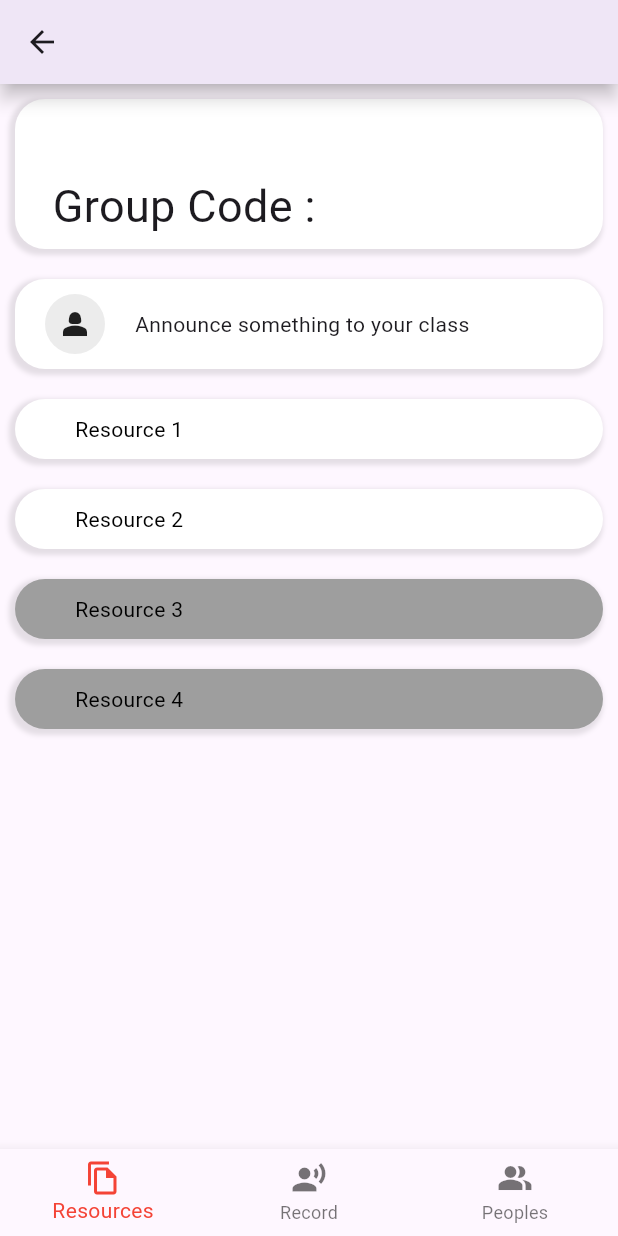
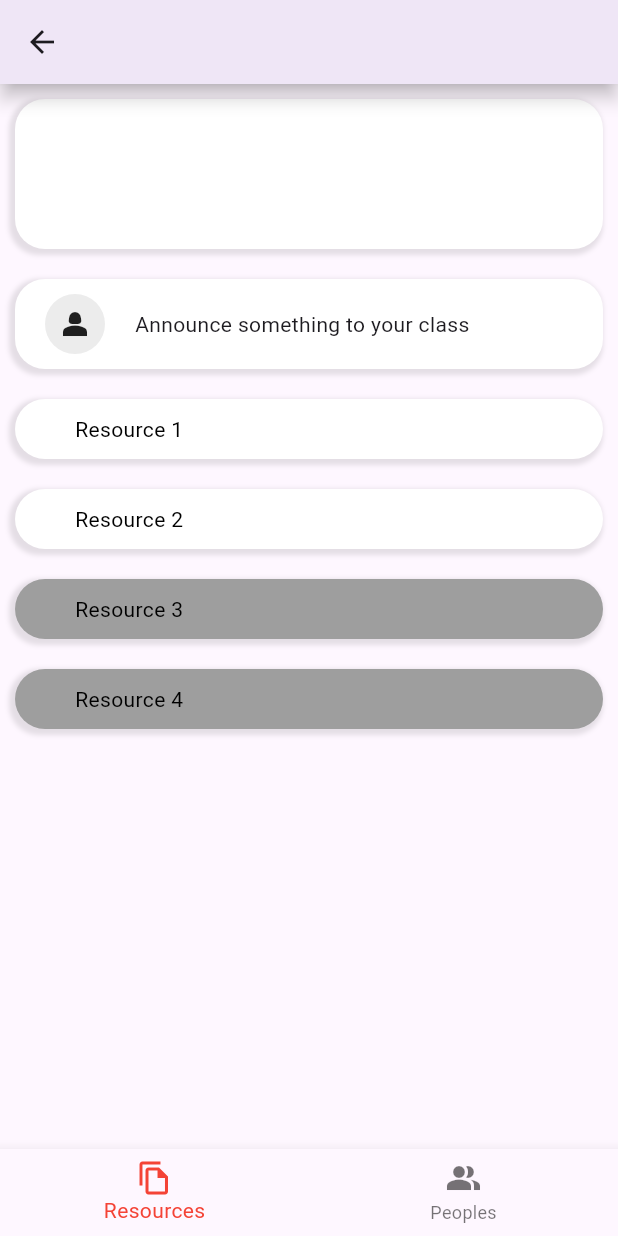
Before and after one commit to xFLuPXDx/s2t-frontend, a Flutter app: the GroupPage screen opened directly with empty values, on a phone screen of 412 x 824 dp. Run offline on Flutter 3.47's test engine with Material 3 defaults, Android fonts, the phone set to English and light mode, and no system bars; our stand-ins replace animated_splash_screen, audioplayers, flutter_dotenv, get, permission_handler, shared_preferences; missing offline and left inert: flutter_sound; accounts and stored records are empty.

Commit message:
workinjg record diff for learn and ed

```diff
--- a/lib/pages/group.dart
+++ b/lib/pages/group.dart
@@ -1,12 +1,13 @@
 import 'package:flutter/material.dart';
 import 'package:s2t_learning/pages/recordpage.dart';
-
+import 'package:shared_preferences/shared_preferences.dart';
 import 'peoplespage.dart';
 import 'resourcepage1.dart';
 
 class GroupPage extends StatefulWidget {
   final String group_Id;
-  const GroupPage({super.key, required this.group_Id});
+  final String group_Name;
+  const GroupPage({super.key, required this.group_Id , required this.group_Name});
 
   @override
   State<GroupPage> createState() => _GroupPageState();
@@ -14,8 +15,17 @@ class GroupPage extends StatefulWidget {
 
 class _GroupPageState extends State<GroupPage> {
   int _selectedIndex = 0;
-  String gid = "";
+  String group_Id = "";
   List<Widget> widgetList = [];
+  String? user_Type;
+
+  getUserType() async {
+    final SharedPreferences prefs = await SharedPreferences.getInstance();
+    setState(() {
+      user_Type = prefs.getString("user_Type");
+    });
+  }
+
   void _onItemTapped(int index) {
     setState(() {
       _selectedIndex = index;
@@ -24,17 +34,24 @@ class _GroupPageState extends State<GroupPage> {
 
   @override
   void initState() {
-    gid = widget.group_Id;
-    widgetList = [
-      Resources(group_Id: gid),
-      RecordPage(group_Id: gid),
-      Peoples(group_Id: gid),
-    ];
+    getUserType();
     super.initState();
   }
 
   @override
   Widget build(BuildContext context) {
+    if (user_Type == 'educator') {
+      widgetList = [
+        Resources(group_Id: widget.group_Id , group_Name:  widget.group_Name),
+        RecordPage(group_Id: widget.group_Id , group_Name:  widget.group_Name),
+        Peoples(group_Id: widget.group_Id , group_Name:  widget.group_Name),
+      ];
+    } else {
+      widgetList = [
+        Resources(group_Id: widget.group_Id , group_Name:  widget.group_Name),
+        Peoples(group_Id: widget.group_Id , group_Name:  widget.group_Name),
+      ];
+    }
     return Scaffold(
       appBar: AppBar(
         shadowColor: Colors.black,
@@ -42,11 +59,18 @@ class _GroupPageState extends State<GroupPage> {
       ),
       body: widgetList.elementAt(_selectedIndex),
       bottomNavigationBar: BottomNavigationBar(
-        items: const [
+        items: user_Type == "educator"
+            ? const [
                 BottomNavigationBarItem(
                     icon: Icon(Icons.file_copy_outlined), label: "Resources"),
                 BottomNavigationBarItem(
                     icon: Icon(Icons.record_voice_over), label: "Record"),
+                 BottomNavigationBarItem(
+                    icon: Icon(Icons.people_alt_sharp), label: "Peoples")
+              ]
+            : const [
+                BottomNavigationBarItem(
+                    icon: Icon(Icons.file_copy_outlined), label: "Resources"),
                 BottomNavigationBarItem(
                     icon: Icon(Icons.people_alt_sharp), label: "Peoples")
               ],
--- a/lib/pages/peoplespage.dart
+++ b/lib/pages/peoplespage.dart
@@ -11,7 +11,8 @@ String API_URL = dotenv.get("API_URL");
 
 class Peoples extends StatefulWidget {
   final String group_Id;
-  const Peoples({super.key, required this.group_Id});
+  final String group_Name;
+  const Peoples({super.key, required this.group_Id , required this.group_Name});
 
   @override
   State<Peoples> createState() => _PeoplesState();
--- a/lib/pages/recordpage.dart
+++ b/lib/pages/recordpage.dart
@@ -10,7 +10,8 @@ String API_URL = dotenv.get("API_URL");
 
 class RecordPage extends StatefulWidget {
   final String group_Id;
-  const RecordPage({super.key, required this.group_Id});
+  final String group_Name;
+  const RecordPage({super.key, required this.group_Id , required this.group_Name});
 
   @override
   State<RecordPage> createState() => _RecordPageState();
--- a/lib/pages/resourcepage1.dart
+++ b/lib/pages/resourcepage1.dart
@@ -9,7 +9,9 @@ import 'views/getgroups.dart';
 
 class Resources extends StatefulWidget {
   final String group_Id;
-  const Resources({super.key, required this.group_Id});
+  final String group_Name;
+  const Resources(
+      {super.key, required this.group_Id, required this.group_Name});
 
   @override
   State<Resources> createState() => _ResourcesState();
@@ -45,8 +47,8 @@ class _ResourcesState extends State<Resources> {
           ),
           child: Padding(
             padding: const EdgeInsets.only(left: 25, top: 50),
-            child: Text("Group Code : "+
-             widget.group_Id,
+            child: Text(
+              widget.group_Name,
               style: const TextStyle(fontSize: 30),
             ),
           )),
@@ -68,8 +70,8 @@ class _ResourcesState extends State<Resources> {
             children: [
               Container(
                 margin: const EdgeInsets.only(left: 20),
-                height : 40,
-                width : 40,
+                height: 40,
+                width: 40,
                 decoration: BoxDecoration(
                   shape: BoxShape.circle,
                   color: Colors.grey.withOpacity(0.2),
@@ -80,19 +82,17 @@ class _ResourcesState extends State<Resources> {
                   padding: EdgeInsets.all(20),
                   child: Text(
                     "Announce something to your class",
-
-                )
-              ),
+                  )),
             ],
-          )
-          )
+          ))
     ];
 
     for (String item in data) {
       if (item == "Resource 1" || item == "Resource 2") {
         ListOfResource.add(GestureDetector(
           onTap: () {
-            Get.to(() => const Resource());
+            Get.to(() => Resource(
+                group_Id: widget.group_Id, group_Name: widget.group_Name));
           },
           child: Container(
             margin: const EdgeInsets.all(10),
@@ -128,7 +128,8 @@ class _ResourcesState extends State<Resources> {
       } else {
         ListOfResource.add(GestureDetector(
           onTap: () {
-          Get.to(()=>const Resource());
+            Get.to(() => Resource(
+                group_Id: widget.group_Id, group_Name: widget.group_Name));
           },
           child: Container(
             margin: const EdgeInsets.all(10),
@@ -152,8 +153,8 @@ class _ResourcesState extends State<Resources> {
                   children: [
                     Padding(
                       padding: const EdgeInsets.only(left: 30),
-                    child:
-                        Text(item, style: const TextStyle(color: Colors.black)),
+                      child: Text(item,
+                          style: const TextStyle(color: Colors.black)),
                     ),
                   ],
                 ),
--- a/lib/pages/resourcepage2.dart
+++ b/lib/pages/resourcepage2.dart
@@ -1,7 +1,9 @@
 import 'package:flutter/material.dart';
 
 class Resource extends StatefulWidget {
-  const Resource({super.key});
+  final String group_Id;
+  final String group_Name;
+  const Resource({super.key, required this.group_Id , required this.group_Name});
 
   @override
   State<Resource> createState() => _ResourceState();
@@ -16,6 +18,7 @@ class _ResourceState extends State<Resource> {
         elevation: 5,
       ),
       backgroundColor: Colors.white,
+      body: Text(widget.group_Name),
     );
   }
 }
--- a/lib/pages/views/getgroups.dart
+++ b/lib/pages/views/getgroups.dart
@@ -3,10 +3,8 @@ import 'package:flutter/material.dart';
 import 'package:get/get.dart';
 import 'package:http/http.dart' as http;
 import 'package:s2t_learning/pages/group.dart';
-import 'package:s2t_learning/pages/resourcepage2.dart';
 import 'package:shared_preferences/shared_preferences.dart';
 import '../home.dart';
-import '../resourcepage1.dart';
 import 'package:flutter_dotenv/flutter_dotenv.dart';
 
 String API_URL = dotenv.get("API_URL");
@@ -79,8 +77,7 @@ class fetchGroupsState extends State<fetchGroups> {
                 itemBuilder: (context, index) {
                   return GestureDetector(
                     onTap: () {
-                      Get.to(() =>
-                          GroupPage(group_Id: ListOfGroups[index]['group_Id']));
+                      Get.to(() =>GroupPage(group_Id: ListOfGroups[index]['group_Id'] , group_Name : ListOfGroups[index]['group_Name']));
                     },
                     child: Container(
                       margin:
@@ -289,7 +286,7 @@ class _Groups_DrawerState extends State<Groups_Drawer> {
                     onTap: () {
                       Navigator.pop(context);
                       Get.to(() =>
-                          GroupPage(group_Id: ListOfGroups[index]['group_Id']));
+                          GroupPage(group_Id: ListOfGroups[index]['group_Id'] , group_Name : ListOfGroups[index]['group_Name']));
                     },
                     child: Container(
                       decoration: BoxDecoration(
```
Lines whose indentation alone changed are shown as unchanged.
